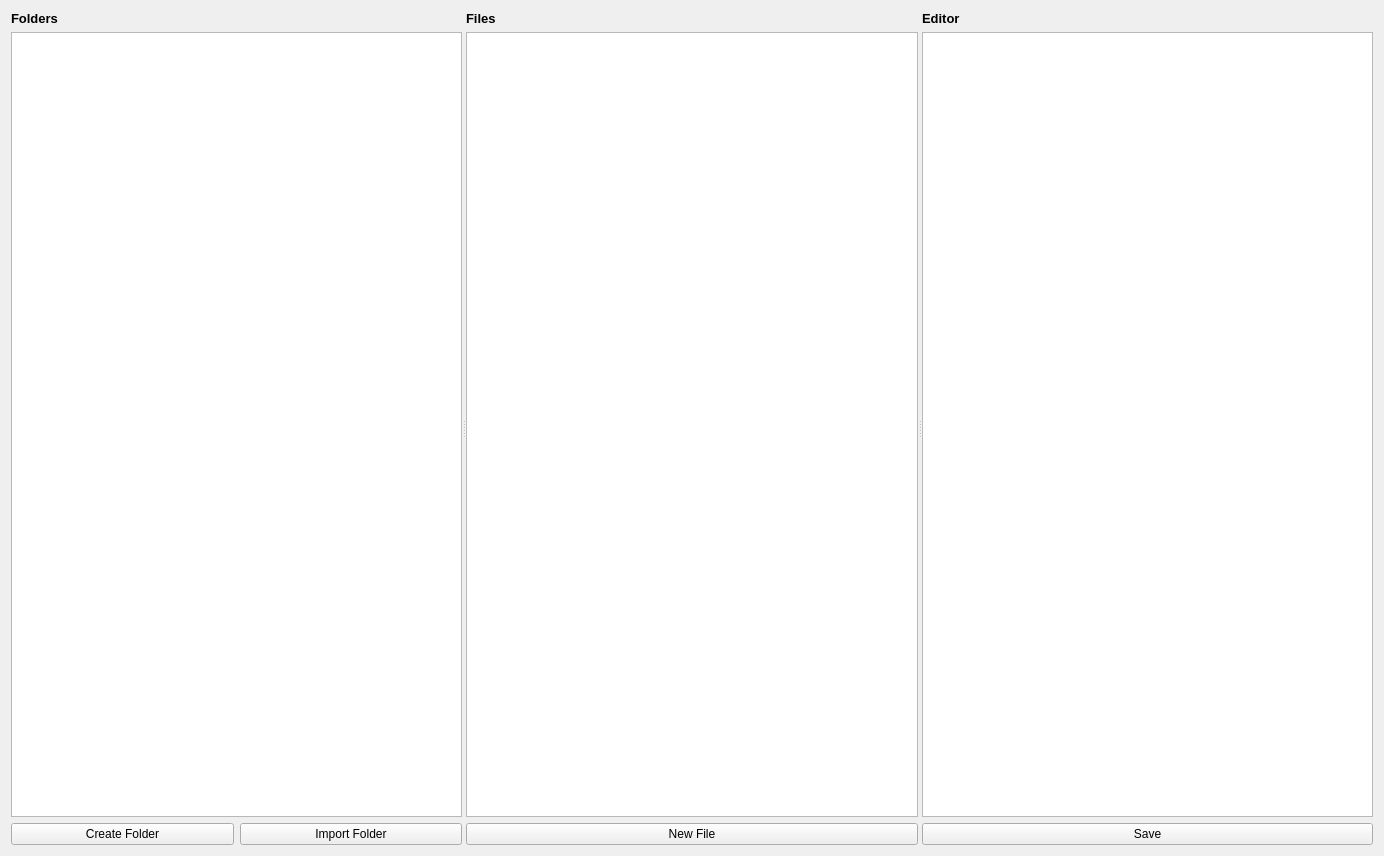
Above: note.ui from SANLEIGO/QtBasedApp before the change. Below: the same form after it.
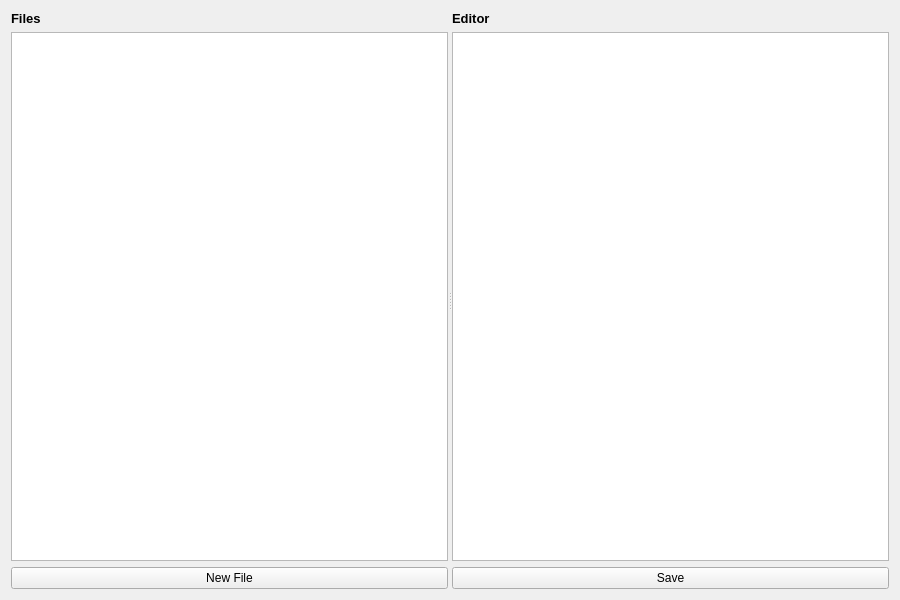
That is the form after the change.

Commit message: Note function completement !

The edit to the form file:
```diff
--- a/note.ui
+++ b/note.ui
@@ -6,14 +6,14 @@
    <rect>
     <x>13</x>
     <y>13</y>
-    <width>1384</width>
-    <height>856</height>
+    <width>900</width>
+    <height>600</height>
    </rect>
   </property>
   <property name="minimumSize">
    <size>
-    <width>1384</width>
-    <height>856</height>
+    <width>900</width>
+    <height>600</height>
    </size>
   </property>
   <property name="windowTitle">
@@ -25,45 +25,6 @@
      <property name="orientation">
       <enum>Qt::Horizontal</enum>
      </property>
-     <widget class="QWidget" name="folderWidget" native="true">
-      <layout class="QVBoxLayout" name="verticalLayout">
-       <item>
-        <widget class="QLabel" name="folderLabel">
-         <property name="font">
-          <font>
-           <pointsize>10</pointsize>
-           <weight>75</weight>
-           <bold>true</bold>
-          </font>
-         </property>
-         <property name="text">
-          <string>Folders</string>
-         </property>
-        </widget>
-       </item>
-       <item>
-        <widget class="QTreeView" name="folderTreeView"/>
-       </item>
-       <item>
-        <layout class="QHBoxLayout" name="folderButtonsLayout">
-         <item>
-          <widget class="QPushButton" name="createFolderButton">
-           <property name="text">
-            <string>Create Folder</string>
-           </property>
-          </widget>
-         </item>
-         <item>
-          <widget class="QPushButton" name="importFolderButton">
-           <property name="text">
-            <string>Import Folder</string>
-           </property>
-          </widget>
-         </item>
-        </layout>
-       </item>
-      </layout>
-     </widget>
      <widget class="QWidget" name="fileWidget" native="true">
       <layout class="QVBoxLayout" name="verticalLayout_2">
        <item>
```
The commit also changes 18 other files.
